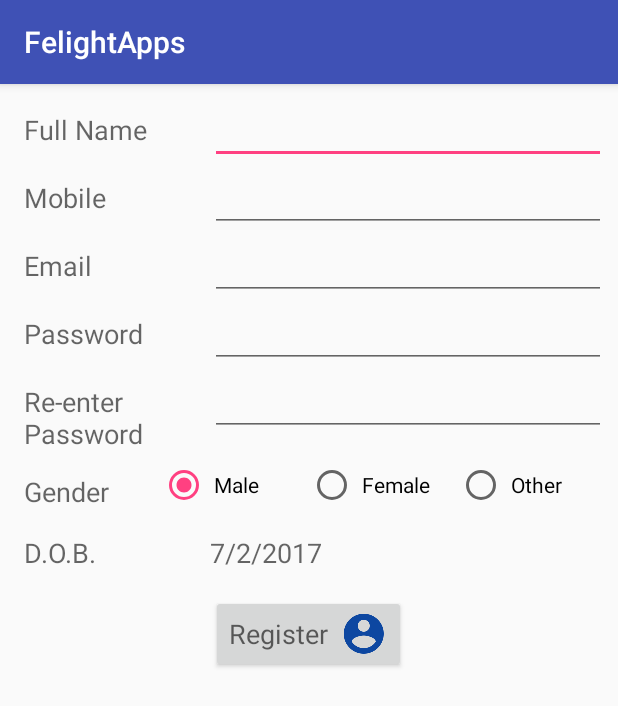
After one commit to dpgc11/FelightApps, an Android app: the FbLoginActivity screen opened directly, with no data from a screen before it, on a phone screen of 412 x 824 dp. The commit adds this screen. Shown: the top 706 px of the screen. Run offline under Robolectric (Android 15) with nearby library versions, the phone set to English and light mode, and no system bars.

Commit message:
add FbLogin, Maps, BroadcastReceiver, SendSms

```diff
--- /dev/null
+++ b/app/src/main/java/com/example/android/felightapps/FbLogin/FbLoginActivity.java
@@ -0,0 +1,216 @@
+package com.example.android.felightapps.FbLogin;
+
+import android.app.DatePickerDialog;
+import android.app.Dialog;
+import android.media.MediaPlayer;
+import android.os.Bundle;
+import android.support.v7.app.AppCompatActivity;
+import android.view.View;
+import android.view.animation.Animation;
+import android.view.animation.AnimationUtils;
+import android.widget.Button;
+import android.widget.DatePicker;
+import android.widget.EditText;
+import android.widget.RadioButton;
+import android.widget.RadioGroup;
+import android.widget.TextView;
+import android.widget.Toast;
+
+import com.example.android.felightapps.R;
+
+import java.util.Calendar;
+
+public class FbLoginActivity extends AppCompatActivity {
+
+    private static final int DATE_DIALOG_ID = 999;
+    private TextView mDOBTextView;
+    private DatePicker mDOBDatePicker;
+    private EditText mNameEditText;
+    private EditText mPhoneEditText;
+    private EditText mEmailEditText;
+    private EditText mPasswordEditText;
+    private EditText mReEnterPasswordEditText;
+    private Button mRegisterButton;
+    private RadioGroup mGenderRadioGroup;
+    private RadioButton mMaleRadioButton;
+    private RadioButton mFemaleRadioButton;
+    private RadioButton mOtherRadioButton;
+
+    private int year;
+    private int month;
+    private int day;
+
+
+    @Override
+    protected void onCreate(Bundle savedInstanceState) {
+        super.onCreate(savedInstanceState);
+        setContentView(R.layout.activity_fb_login);
+
+        mNameEditText = (EditText) findViewById(R.id.et_full_name);
+        mPhoneEditText = (EditText) findViewById(R.id.et_mobile);
+        mEmailEditText = (EditText) findViewById(R.id.et_email);
+        mPasswordEditText = (EditText) findViewById(R.id.et_password);
+        mReEnterPasswordEditText = (EditText) findViewById(R.id.et_password_again);
+        mRegisterButton = (Button) findViewById(R.id.btn_register);
+        mGenderRadioGroup = (RadioGroup) findViewById(R.id.rg_gender);
+        mMaleRadioButton = (RadioButton) findViewById(R.id.rb_male);
+        mFemaleRadioButton = (RadioButton) findViewById(R.id.rb_other);
+        mOtherRadioButton = (RadioButton) findViewById(R.id.rb_female);
+
+        setCurrentDateOnView();
+        addListenerOnTextView();
+
+        mRegisterButton.setOnClickListener(new View.OnClickListener() {
+            @Override
+            public void onClick(View view) {
+
+                if (performDataValidation()) {
+                    registrationDone();
+                }
+
+            }
+        });
+    }
+
+    public void setCurrentDateOnView() {
+
+        mDOBTextView = (TextView) findViewById(R.id.tv_dob);
+        mDOBDatePicker = (DatePicker) findViewById(R.id.dp_dob);
+
+        final Calendar c = Calendar.getInstance();
+        year = c.get(Calendar.YEAR);
+        month = c.get(Calendar.MONTH);
+        day = c.get(Calendar.DAY_OF_MONTH);
+
+        mDOBTextView.setText(new StringBuilder().append(day).append("/").append(month + 1)
+                .append("/").append(year).append(" "));
+
+        mDOBDatePicker.init(year, month, day, null);
+
+    }
+
+    public void addListenerOnTextView() {
+        mDOBTextView.setOnClickListener(new View.OnClickListener() {
+            @Override
+            public void onClick(View view) {
+                showDialog(DATE_DIALOG_ID);
+            }
+        });
+
+    }
+
+    @Override
+    protected Dialog onCreateDialog(int id) {
+        switch (id) {
+            case DATE_DIALOG_ID:
+
+                return new DatePickerDialog(this, datePickerListener, year, month, day);
+        }
+        return null;
+    }
+
+    private DatePickerDialog.OnDateSetListener datePickerListener =
+            new DatePickerDialog.OnDateSetListener() {
+
+                @Override
+                public void onDateSet(DatePicker datePicker, int selectedYear, int selectedMonth, int selectedDay) {
+                    year = selectedYear;
+                    month = selectedMonth;
+                    day = selectedDay;
+
+                    mDOBTextView.setText(new StringBuilder().append(day).append("/")
+                            .append(month + 1).append("/")
+                            .append(year).append(" "));
+
+                    mDOBDatePicker.init(year, month, day, null);
+                }
+            };
+
+    private boolean performDataValidation() {
+
+        Animation animation = AnimationUtils.loadAnimation(getApplicationContext(), R.anim.shake);
+        MediaPlayer mp = MediaPlayer.create(getApplicationContext(), R.raw.error);
+
+        boolean allFieldsFilled = true;
+        String name = mNameEditText.getText().toString();
+        String phone = mPhoneEditText.getText().toString();
+        String email = mEmailEditText.getText().toString();
+        String password = mPasswordEditText.getText().toString();
+        String rePassword = mReEnterPasswordEditText.getText().toString();
+        int genderId = mGenderRadioGroup.getCheckedRadioButtonId();
+
+        if (name.length() == 0) {
+            mNameEditText.setError("Name field must not be empty!");
+            mNameEditText.startAnimation(animation);
+            mp.start();
+            allFieldsFilled = false;
+        }
+
+        if (phone.length() == 0) {
+            mPhoneEditText.setError("Mobile field must not be empty!");
+            mPhoneEditText.startAnimation(animation);
+            mp.start();
+            allFieldsFilled = false;
+        }
+
+        if (phone.length() < 10 || phone.length() > 10) {
+            mPhoneEditText.setError("Mobile number should contain 10 digits!");
+            mPhoneEditText.startAnimation(animation);
+            mp.start();
+            allFieldsFilled = false;
+        }
+
+        if (email.length() == 0) {
+            mEmailEditText.setError("Email field must not be empty!");
+            mEmailEditText.startAnimation(animation);
+            mp.start();
+            allFieldsFilled = false;
+        }
+
+        if (password.length() < 6) {
+            mPasswordEditText.setError("Password must contain at least 6 digits");
+            mPasswordEditText.startAnimation(animation);
+            mp.start();
+            allFieldsFilled = false;
+        }
+
+        if (password.length() == 0) {
+            mPasswordEditText.setError("Password field must not be empty!");
+            mPasswordEditText.startAnimation(animation);
+            mp.start();
+            allFieldsFilled = false;
+        }
+
+        if (rePassword.length() == 0) {
+            mReEnterPasswordEditText.setError("Password field must not be empty!");
+            mReEnterPasswordEditText.startAnimation(animation);
+            mp.start();
+            allFieldsFilled = false;
+        }
+
+        if (!password.equals(rePassword)) {
+            mReEnterPasswordEditText.setError("Passwords do not match");
+            mReEnterPasswordEditText.startAnimation(animation);
+            mp.start();
+            allFieldsFilled = false;
+        }
+
+        if (genderId == -1) {
+            mOtherRadioButton.setError("Select a gender");
+            allFieldsFilled = false;
+        }
+
+        return allFieldsFilled;
+    }
+
+    private void registrationDone() {
+        mNameEditText.setText("");
+        mPhoneEditText.setText("");
+        mEmailEditText.setText("");
+        mPasswordEditText.setText("");
+        mReEnterPasswordEditText.setText("");
+        Toast.makeText(this, "Registration done!", Toast.LENGTH_LONG).show();
+    }
+
+
+}
--- a/app/src/main/java/com/example/android/felightapps/WebViewDemo/WebViewDemoActivity.java
+++ b/app/src/main/java/com/example/android/felightapps/WebViewDemo/WebViewDemoActivity.java
@@ -38,6 +38,8 @@ public class WebViewDemoActivity extends AppCompatActivity {
 
         WebSettings webSettings = mWebView.getSettings();
         webSettings.setJavaScriptEnabled(true);
-        mWebView.loadUrl("https://www.google.co.in");
+//        mWebView.loadUrl("https://www.google.co.in");
+        mWebView.loadUrl("file:///android_asset/google.html");
     }
+
 }
--- /dev/null
+++ b/app/src/main/res/layout/activity_fb_login.xml
@@ -0,0 +1,212 @@
+<?xml version="1.0" encoding="utf-8"?>
+<LinearLayout
+    xmlns:android="http://schemas.android.com/apk/res/android"
+    xmlns:tools="http://schemas.android.com/tools"
+    android:id="@+id/activity_register"
+    android:layout_width="match_parent"
+    android:layout_height="match_parent"
+    android:orientation="vertical"
+    android:padding="8dp"
+    tools:context="com.example.android.felightapps.FbLogin.FbLoginActivity">
+
+    <DatePicker
+        android:id="@+id/dp_dob"
+        android:layout_width="wrap_content"
+        android:layout_height="wrap_content"
+        android:visibility="gone"></DatePicker>
+
+    <LinearLayout
+        android:layout_width="match_parent"
+        android:layout_height="wrap_content"
+        android:orientation="horizontal">
+
+        <TextView
+            android:layout_width="0dp"
+            android:layout_height="wrap_content"
+            android:layout_weight="1"
+            android:padding="8dp"
+            android:text="Full Name"
+            android:textAppearance="@style/TextAppearance.AppCompat.Medium"/>
+
+        <EditText
+            android:id="@+id/et_full_name"
+            android:layout_width="0dp"
+            android:layout_height="wrap_content"
+            android:layout_weight="2"
+            android:inputType="textPersonName"/>
+
+    </LinearLayout>
+
+    <LinearLayout
+        android:layout_width="match_parent"
+        android:layout_height="wrap_content"
+        android:orientation="horizontal">
+
+        <TextView
+            android:layout_width="0dp"
+            android:layout_height="wrap_content"
+            android:layout_weight="1"
+            android:padding="8dp"
+            android:text="Mobile"
+            android:textAppearance="@style/TextAppearance.AppCompat.Medium"/>
+
+        <EditText
+            android:id="@+id/et_mobile"
+            android:layout_width="0dp"
+            android:layout_height="wrap_content"
+            android:layout_weight="2"
+            android:inputType="phone"/>
+
+    </LinearLayout>
+
+    <LinearLayout
+        android:layout_width="match_parent"
+        android:layout_height="wrap_content"
+        android:orientation="horizontal">
+
+        <TextView
+            android:layout_width="0dp"
+            android:layout_height="wrap_content"
+            android:layout_weight="1"
+            android:padding="8dp"
+            android:text="Email"
+            android:textAppearance="@style/TextAppearance.AppCompat.Medium"/>
+
+        <EditText
+            android:id="@+id/et_email"
+            android:layout_width="0dp"
+            android:layout_height="wrap_content"
+            android:layout_weight="2"
+            android:inputType="textEmailAddress"/>
+
+    </LinearLayout>
+
+    <LinearLayout
+        android:layout_width="match_parent"
+        android:layout_height="wrap_content"
+        android:orientation="horizontal">
+
+        <TextView
+            android:layout_width="0dp"
+            android:layout_height="wrap_content"
+            android:layout_weight="1"
+            android:padding="8dp"
+            android:text="Password"
+            android:textAppearance="@style/TextAppearance.AppCompat.Medium"/>
+
+        <EditText
+            android:id="@+id/et_password"
+            android:layout_width="0dp"
+            android:layout_height="wrap_content"
+            android:layout_weight="2"
+            android:inputType="textWebPassword"/>
+
+    </LinearLayout>
+
+    <LinearLayout
+        android:layout_width="match_parent"
+        android:layout_height="wrap_content"
+        android:orientation="horizontal">
+
+        <TextView
+            android:layout_width="0dp"
+            android:layout_height="wrap_content"
+            android:layout_weight="1"
+            android:padding="8dp"
+            android:text="Re-enter Password"
+            android:textAppearance="@style/TextAppearance.AppCompat.Medium"/>
+
+        <EditText
+            android:id="@+id/et_password_again"
+            android:layout_width="0dp"
+            android:layout_height="wrap_content"
+            android:layout_weight="2"
+            android:inputType="textWebPassword"/>
+
+    </LinearLayout>
+
+    <LinearLayout
+        android:layout_width="match_parent"
+        android:layout_height="wrap_content"
+        android:orientation="horizontal">
+
+        <TextView
+            android:layout_width="0dp"
+            android:layout_height="wrap_content"
+            android:layout_weight="1"
+            android:padding="8dp"
+            android:text="Gender"
+            android:textAppearance="@style/TextAppearance.AppCompat.Medium"/>
+
+        <RadioGroup
+            android:id="@+id/rg_gender"
+            android:layout_width="0dp"
+            android:layout_height="wrap_content"
+            android:layout_weight="3"
+            android:orientation="horizontal">
+
+            <RadioButton
+                android:id="@+id/rb_male"
+                android:layout_width="0dp"
+                android:layout_height="wrap_content"
+                android:layout_weight="1"
+                android:padding="4dp"
+                android:text="Male"
+                android:checked="true"/>
+
+            <RadioButton
+                android:id="@+id/rb_female"
+                android:layout_width="0dp"
+                android:layout_height="wrap_content"
+                android:layout_weight="1"
+                android:padding="4dp"
+                android:text="Female"/>
+
+            <RadioButton
+                android:id="@+id/rb_other"
+                android:layout_width="0dp"
+                android:layout_height="wrap_content"
+                android:layout_weight="1"
+                android:padding="4dp"
+                android:text="Other"/>
+
+
+        </RadioGroup>
+
+    </LinearLayout>
+
+    <LinearLayout
+        android:layout_width="match_parent"
+        android:layout_height="wrap_content"
+        android:orientation="horizontal">
+
+        <TextView
+            android:layout_width="0dp"
+            android:layout_height="wrap_content"
+            android:layout_weight="1"
+            android:padding="8dp"
+            android:text="D.O.B."
+            android:textAppearance="@style/TextAppearance.AppCompat.Medium"/>
+
+        <TextView
+            android:id="@+id/tv_dob"
+            android:layout_width="0dp"
+            android:layout_height="wrap_content"
+            android:layout_weight="2"
+            android:text="CLICK to set DOB"
+            android:textAppearance="@style/TextAppearance.AppCompat.Medium"/>
+
+    </LinearLayout>
+
+    <Button
+        android:id="@+id/btn_register"
+        android:layout_width="wrap_content"
+        android:layout_height="wrap_content"
+        android:layout_gravity="center_horizontal"
+        android:layout_margin="8dp"
+        android:drawablePadding="8dp"
+        android:drawableRight="@drawable/ic_account_circle_blue_900_24dp"
+        android:text="Register"
+        android:textAppearance="@style/TextAppearance.AppCompat.Medium"/>
+
+</LinearLayout>
```
Also changed, not shown: app/src/main/AndroidManifest.xml (+15 -2 lines), app/src/main/java/com/example/android/felightapps/BraodcastReceiver/AirplaneAndBootReceiver.java (added, +17 -0 lines), app/src/main/java/com/example/android/felightapps/BraodcastReceiver/SMSReceiver.java (added, +16 -0 lines), app/src/main/java/com/example/android/felightapps/Maps/MapsActivity.java (+6 -5 lines), app/src/main/java/com/example/android/felightapps/NavigatorActivity.java (+22 -0 lines), app/src/main/java/com/example/android/felightapps/SMSDemo/SMSDemoActivity.java (added, +59 -0 lines), app/src/main/res/layout/activity_navigator.xml (+27 -2 lines), app/src/main/res/layout/activity_smsdemo.xml (added, +62 -0 lines), app/src/main/res/drawable-hdpi/ic_train_red_900_24dp.png (added), app/src/main/res/drawable-mdpi/ic_train_red_900_24dp.png (added), app/src/main/res/drawable-xhdpi/ic_train_red_900_24dp.png (added), app/src/main/res/drawable-xxhdpi/ic_account_circle_blue_900_24dp.png (added), app/src/main/res/drawable-xxhdpi/ic_train_red_900_24dp.png (added), app/src/main/res/drawable-xxxhdpi/ic_train_red_900_24dp.png (added), 2 other files.
